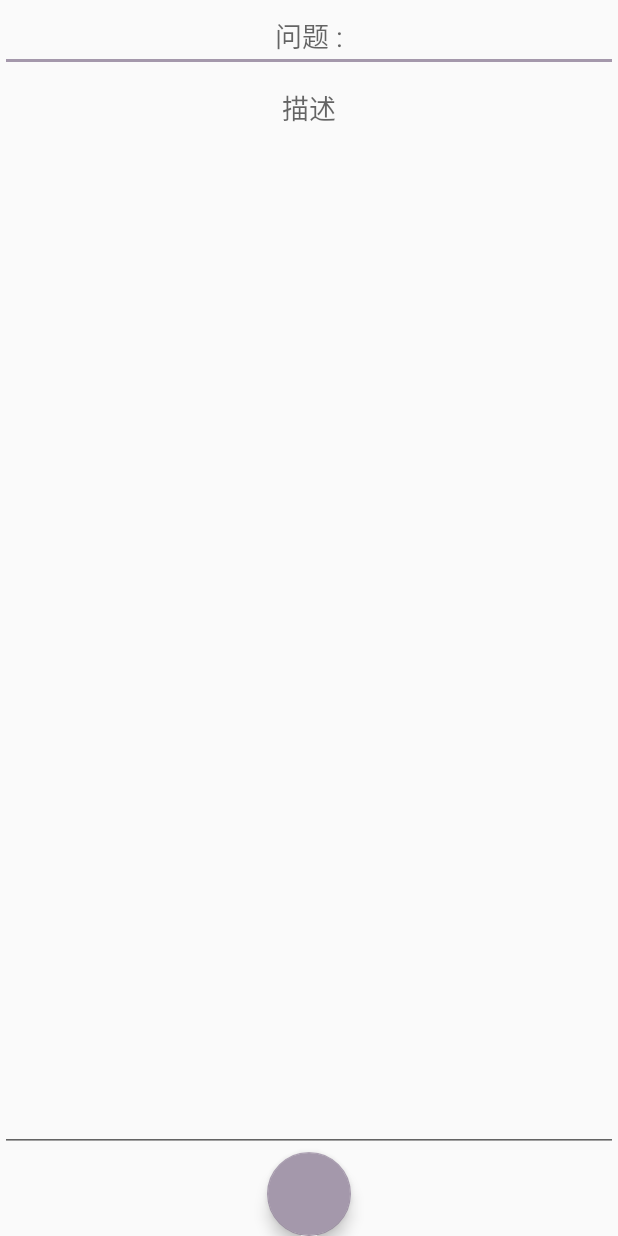
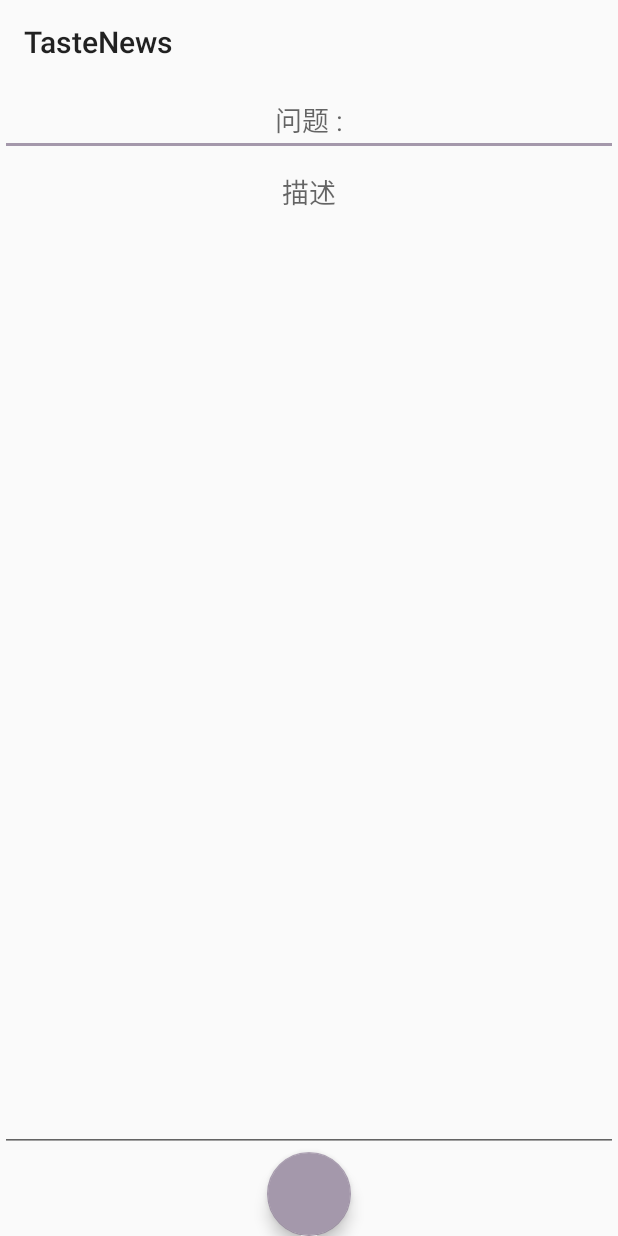
Before and after one commit to peibinchen/TasteNews, an Android app: the CommentActivity screen opened directly, with no data from a screen before it, on a phone screen of 412 x 824 dp. Run offline under Robolectric (Android 15) with nearby library versions, the light colour scheme and no system bars; libraries missing offline, so code that uses them is left out: cn.bmob.v3, com.github.clans.fab, com.rengwuxian.materialedittext; plain views replace FloatingActionButton, MaterialEditText; 5 statements that could not run were skipped.

Commit message:
change the theme of tabLayout and add toolbars to comment areas

```diff
--- a/app/src/main/java/com/example/asus/tastenews/main/widget/MainActivity.java
+++ b/app/src/main/java/com/example/asus/tastenews/main/widget/MainActivity.java
@@ -6,7 +6,6 @@ import android.support.v4.widget.DrawerLayout;
 import android.support.v7.app.ActionBarDrawerToggle;
 import android.support.v7.app.AppCompatActivity;
 import android.support.v7.widget.Toolbar;
-import android.util.TypedValue;
 import android.view.Menu;
 import android.view.MenuItem;
 import android.widget.Toast;
@@ -28,7 +27,6 @@ import com.iflytek.cloud.SpeechUtility;
 import com.iflytek.sunflower.FlowerCollector;
 
 import java.lang.reflect.Method;
-import java.util.HashMap;
 
 public class MainActivity extends AppCompatActivity implements MainView,SpeechRecognitionUtils.SpeechRecognitionCallback {
 
@@ -273,8 +271,4 @@ public class MainActivity extends AppCompatActivity implements MainView,SpeechRe
         FlowerCollector.onPause(this);
         super.onPause();
     }
-
-    public interface OnThemeSwitchListener{
-        void switch2Theme(HashMap<String,TypedValue> themes);
-    }
 }
--- a/app/src/main/java/com/example/asus/tastenews/news/widget/CommentActivity.java
+++ b/app/src/main/java/com/example/asus/tastenews/news/widget/CommentActivity.java
@@ -2,6 +2,7 @@ package com.example.asus.tastenews.news.widget;
 
 import android.os.Bundle;
 import android.support.v7.app.AppCompatActivity;
+import android.support.v7.widget.Toolbar;
 
 import com.example.asus.tastenews.R;
 import com.example.asus.tastenews.beans.NewsBean;
@@ -20,17 +21,12 @@ public class CommentActivity extends AppCompatActivity implements BaseFragment.Q
     @Override
     public void onCreate(Bundle savedInstanceState) {
         super.onCreate(savedInstanceState);
-//        initTheme();
         setContentView(R.layout.activity_comment);
+        setSupportActionBar((Toolbar)findViewById(R.id.toolbar));
         int type = getIntent().getIntExtra(COMMENT_TYPE,COMMENT_TYPE_ASK);
         mNewsBean = (NewsBean)getIntent().getSerializableExtra("news");
         switch2Fragment(type);
     }
-
-//    private void initTheme(){
-//        int mode = ((NewsApplication)getApplication()).getMode();
-//        setTheme(mode);
-//    }
 
     private void switch2Fragment(int type){
         switch(type){
--- a/app/src/main/res/layout/activity_comment.xml
+++ b/app/src/main/res/layout/activity_comment.xml
@@ -1,8 +1,16 @@
 <?xml version="1.0" encoding="utf-8"?>
 <LinearLayout xmlns:android="http://schemas.android.com/apk/res/android"
-    android:orientation="vertical" android:layout_width="match_parent"
-    android:layout_height="match_parent"
-    android:fitsSystemWindows="true">
+              xmlns:app="http://schemas.android.com/apk/res-auto"
+              android:orientation="vertical"
+              android:layout_width="match_parent"
+              android:layout_height="match_parent"
+              android:fitsSystemWindows="true">
+    <android.support.v7.widget.Toolbar
+        android:id="@+id/toolbar"
+        android:layout_width="match_parent"
+        android:layout_height="?attr/actionBarSize"
+        app:contentScrim="#707381"
+        app:popupTheme="@style/ThemeOverlay.AppCompat.Light"/>
     <FrameLayout
         android:id="@+id/frame_comment_content"
         android:scrollbars="none"
--- a/app/src/main/res/layout/fragment_add_comment.xml
+++ b/app/src/main/res/layout/fragment_add_comment.xml
@@ -4,7 +4,6 @@
     android:orientation="vertical"
     android:layout_width="match_parent"
     android:layout_height="match_parent"
-    android:background="@color/primary_light"
     xmlns:fancy="http://schemas.android.com/apk/res-auto">
 
     <FrameLayout
--- a/app/src/main/res/layout/fragment_news.xml
+++ b/app/src/main/res/layout/fragment_news.xml
@@ -12,6 +12,7 @@
             android:id="@+id/tab_layout"
             android:layout_width="match_parent"
             android:layout_height="?attr/actionBarSize"
+            app:tabBackground="@color/colorPrimary"
             app:tabIndicatorColor="@color/icons"/>
     </android.support.design.widget.AppBarLayout>
 
--- a/app/src/main/res/values/colors.xml
+++ b/app/src/main/res/values/colors.xml
@@ -1,6 +1,6 @@
 <?xml version="1.0" encoding="utf-8"?>
 <resources>
-    <color name="colorPrimary">#79838f</color>
+    <color name="colorPrimary">#707381</color>
     <color name="colorPrimaryDark">#777184</color>
     <color name="colorAccent">#a498ab</color>
     <color name="primary">#79838f</color>
```
Also changed, not shown: app/src/main/java/com/example/asus/tastenews/news/widget/NewsFragment.java (+1 -26 lines), app/src/main/java/com/example/asus/tastenews/news/widget/NewsListFragment.java (+1 -12 lines).
